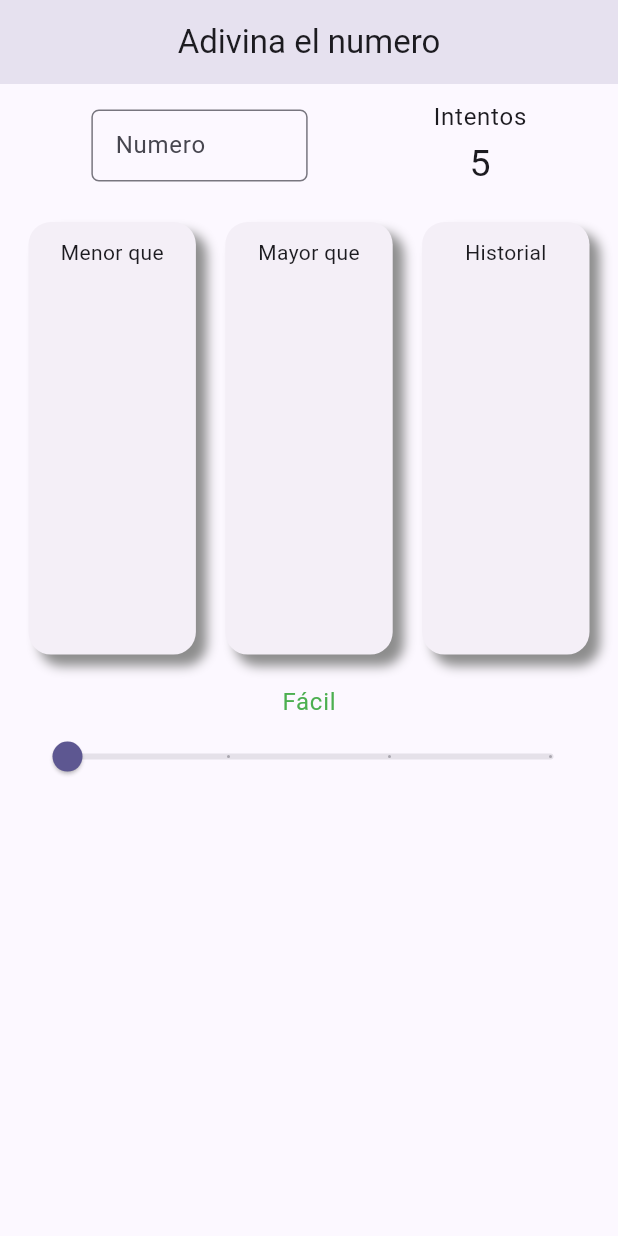
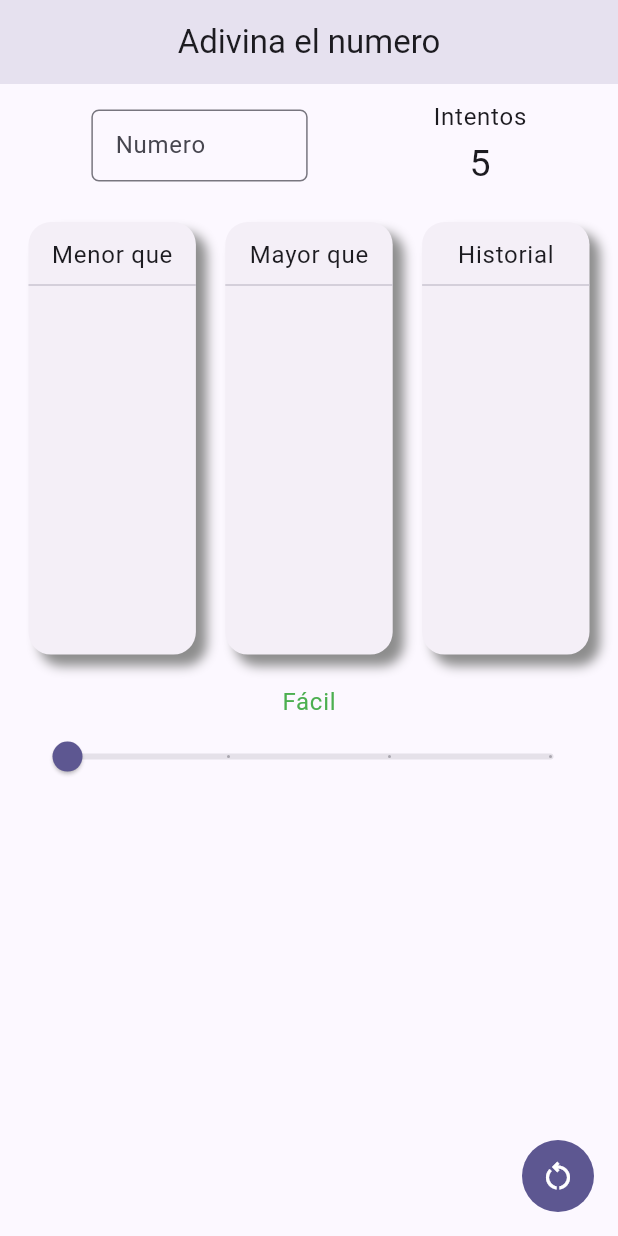
Before and after one commit to JAIME1523/Number-game, a Flutter app: the screen it shows after launch, on a phone screen of 412 x 824 dp. Run offline on Flutter 3.47's test engine with Material 3 defaults, Android fonts, the phone set to English and light mode, and no system bars.

Commit message:
feat: add Reset button, style:Change title style

```diff
--- a/lib/presentation/page/home_page.dart
+++ b/lib/presentation/page/home_page.dart
@@ -5,6 +5,7 @@ import '../provider/provider.dart';
 import '../widgets/widgets.dart';
 import 'widgets_page/input_info.dart';
 import 'widgets_page/slider_info.dart';
+import 'widgets_page/widgets_page.dart';
 
 
 class HomePage extends StatelessWidget {
@@ -39,6 +40,10 @@ class HomePage extends StatelessWidget {
           ],
         ),
       ),
+    floatingActionButton:RestartButton(
+      onPressed:
+             (){ provider.resetetGame();}
+    ) ,
     );
   }
 }
--- a/lib/presentation/page/widgets_page/buttons/restart_buttons.dart
+++ b/lib/presentation/page/widgets_page/buttons/restart_buttons.dart
@@ -8,13 +8,19 @@ class RestartButton extends StatelessWidget {
   final Function()? onPressed;
   @override
   Widget build(BuildContext context) {
-    return IconButton(
+    final colors = Theme.of(context).colorScheme;
+    return Container(
+      decoration: BoxDecoration(
+        color: colors.primary,
+        borderRadius: BorderRadius.circular(100),
+      ),
+      child: IconButton(
           onPressed: () {
             showDialog(
                 context: context,
                 builder: (_) => AlertDialog(
                       title: const Text('Alerta !!!!'),
-                    content: const Text('Seguro que desa reinicar el progreso'),
+                      content: const Text('Seguro que desea reiniciar'),
                       actions: [
                         ElevatedButton(
                             onPressed: () {
@@ -36,6 +42,7 @@ class RestartButton extends StatelessWidget {
               }
             });
           },
-        icon: const Icon(Icons.restart_alt_outlined));
+          icon: const Icon(Icons.restart_alt_outlined, color: Colors.white,)),
+    );
   }
 }
--- a/lib/presentation/widgets/pages_widgets/list_numbers.dart
+++ b/lib/presentation/widgets/pages_widgets/list_numbers.dart
@@ -16,6 +16,8 @@ class ListNumbers extends StatelessWidget {
   Widget build(BuildContext context) {
     final size = MediaQuery.sizeOf(context);
     final colors = Theme.of(context).colorScheme;
+    final style = Theme.of(context).textTheme;
+
     return Container(
       height: size.height * 0.35,
       width: (size.width - 40) * 0.30,
@@ -35,7 +37,8 @@ class ListNumbers extends StatelessWidget {
             const SizedBox(
               height: 10,
             ),
-            Text(title),
+            Text(title, style: style.bodyLarge,),
+            Divider(),
             ...llistNumbers.map((answer) => Container(
                   margin: const EdgeInsets.symmetric(vertical: 5),
                   width: (size.width - 40) * 0.2,
```
Also changed, not shown: lib/presentation/provider/home_provider.dart (+7 -1 lines). Lines whose indentation alone changed are shown as unchanged.
